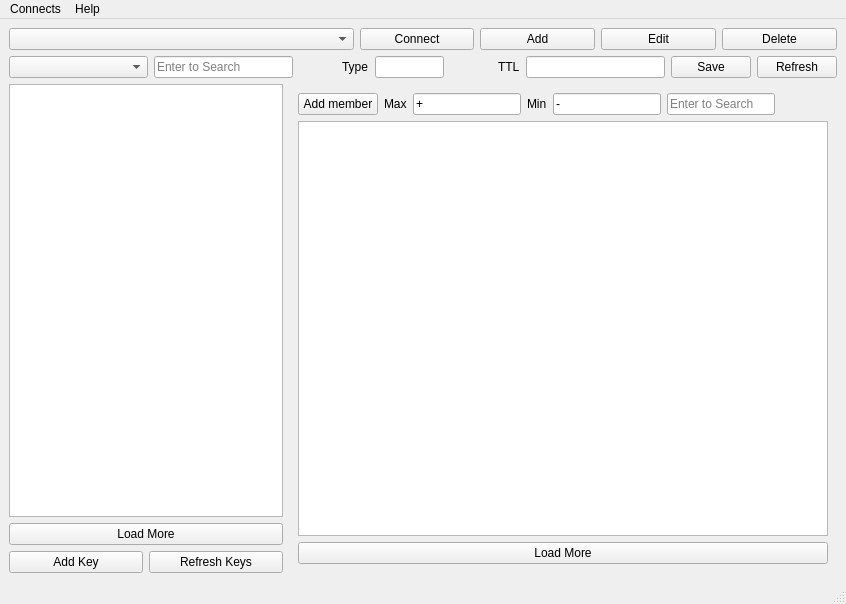
Before: the Qt Designer form ui/main.ui in goodspb/reedis, drawn with Qt 5.
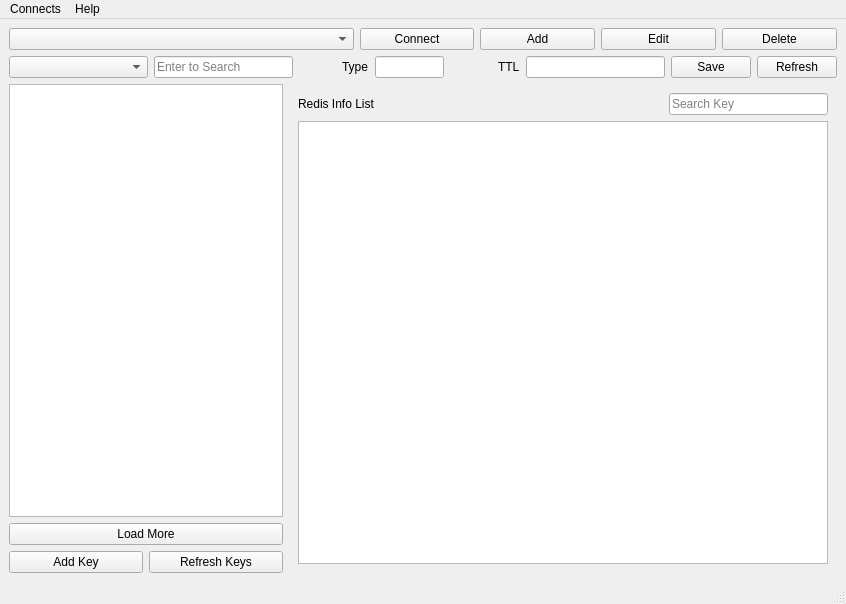
After: the same form once the commit is applied.

Commit message: show Redis Info after connection

Patch:
```diff
--- a/ui/main.ui
+++ b/ui/main.ui
@@ -162,8 +162,49 @@
       <item>
        <widget class="QStackedWidget" name="stackedContents">
         <property name="currentIndex">
-         <number>1</number>
+         <number>0</number>
         </property>
+        <widget class="QWidget" name="infoTablePage">
+         <layout class="QVBoxLayout" name="verticalLayout_3">
+          <item>
+           <layout class="QHBoxLayout" name="horizontalLayout_5">
+            <item>
+             <widget class="QLabel" name="label">
+              <property name="text">
+               <string>Redis Info List</string>
+              </property>
+             </widget>
+            </item>
+            <item>
+             <spacer name="horizontalSpacer_3">
+              <property name="orientation">
+               <enum>Qt::Horizontal</enum>
+              </property>
+              <property name="sizeHint" stdset="0">
+               <size>
+                <width>288</width>
+                <height>20</height>
+               </size>
+              </property>
+             </spacer>
+            </item>
+            <item>
+             <widget class="QLineEdit" name="infoSearchLineEdit">
+              <property name="text">
+               <string/>
+              </property>
+              <property name="placeholderText">
+               <string>Search Key</string>
+              </property>
+             </widget>
+            </item>
+           </layout>
+          </item>
+          <item>
+           <widget class="QTableView" name="infoTable"/>
+          </item>
+         </layout>
+        </widget>
         <widget class="QWidget" name="contentStrEditPage">
          <property name="autoFillBackground">
           <bool>false</bool>
```
The commit also changes 8 other files.
